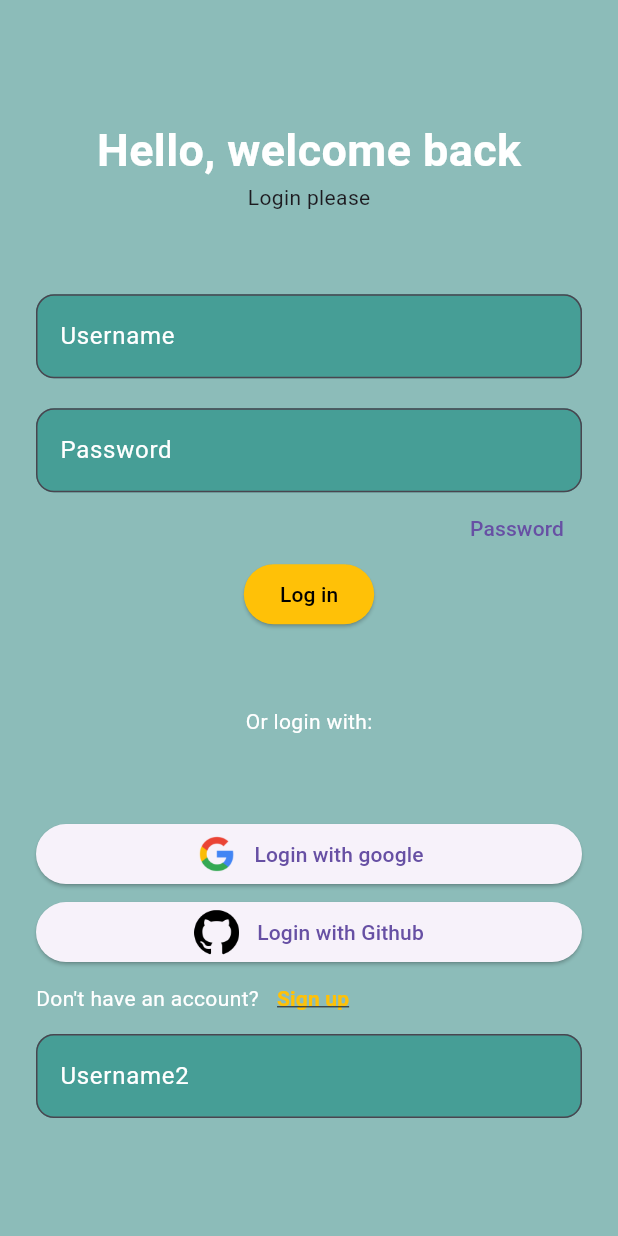
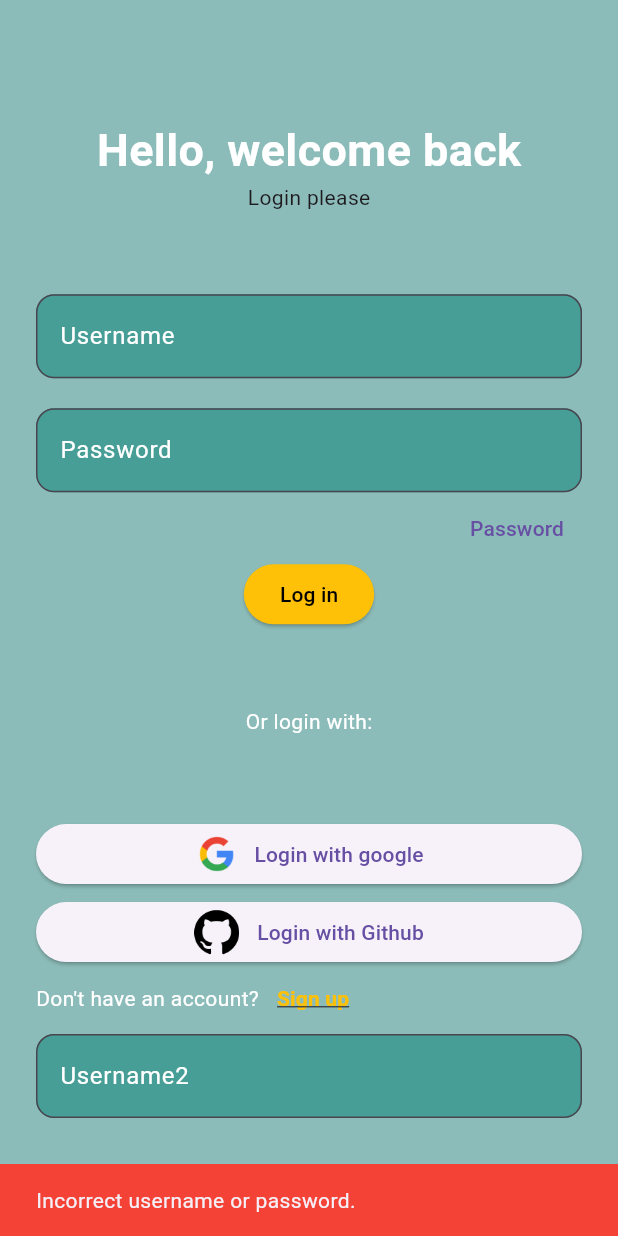
Before and after one commit to armandomm09/vibe, a Flutter app: the screen it shows after launch, after a tap on "Login with google", on a phone screen of 412 x 824 dp. Run offline on Flutter 3.47's test engine with Material 3 defaults, Android fonts, the phone set to English and light mode, and no system bars; our stand-ins replace firebase_auth, firebase_core, flutter_map, google_sign_in, latlong2; accounts and stored records are empty.

Commit message:
Google auth

```diff
--- /dev/null
+++ b/lib/auths/google_auth.dart
@@ -0,0 +1,36 @@
+import 'package:firebase_auth/firebase_auth.dart';
+import 'package:firebase_core/firebase_core.dart';
+import 'package:google_sign_in/google_sign_in.dart';
+
+enum LoginState{
+    successfull, wrongInput, serverError
+  }
+
+class GoogleAuthService {
+  static Future<LoginState> signInWithGoogle() async {
+    try {
+      await Firebase.initializeApp();
+
+      GoogleSignInAccount? googleUser = await GoogleSignIn().signIn();
+
+      if (googleUser == null) {
+        return LoginState.wrongInput;
+      }
+
+      GoogleSignInAuthentication? googleAuth = await googleUser.authentication;
+
+      AuthCredential credential = GoogleAuthProvider.credential(
+        accessToken: googleAuth?.accessToken,
+        idToken: googleAuth?.idToken,
+      );
+
+      UserCredential userCredential = await FirebaseAuth.instance.signInWithCredential(credential);
+      print(userCredential.user?.displayName);
+
+      return LoginState.successfull;
+    } catch (e) {
+      print(e.toString());
+      return LoginState.serverError;
+    }
+  }
+}
--- /dev/null
+++ b/lib/auths/reqres_auth.dart
@@ -0,0 +1,32 @@
+import 'package:flutter_application_5/auths/google_auth.dart';
+import 'package:flutter_application_5/pages/login_page.dart';
+
+
+
+class ReqresAuthService {
+  static get http => null;
+
+
+ static Future<LoginState> logInWithReqres(String username, String password) async {
+    try {
+      var response = await http.post(
+        Uri.parse('https://reqres.in/api/login'),
+        body: {
+          "email": username,
+          "password": password,
+        },
+      );
+
+      if (response.statusCode == 200) {
+
+        return LoginState.successfull;
+      } else {
+        return LoginState.wrongInput;
+      }
+    } catch (e) {
+      print(e.toString());
+      return LoginState.serverError;
+    }
+  }
+
+}
--- a/lib/pages/login_page.dart
+++ b/lib/pages/login_page.dart
@@ -1,53 +1,20 @@
 import 'package:firebase_auth/firebase_auth.dart';
 import 'package:firebase_core/firebase_core.dart';
 import 'package:flutter/material.dart';
+import 'package:flutter_application_5/auths/google_auth.dart';
+import 'package:flutter_application_5/auths/reqres_auth.dart';
 import 'package:flutter_application_5/components/app_textfield.dart';
 import 'package:google_sign_in/google_sign_in.dart';
 import 'package:http/http.dart' as http;
 import 'package:flutter_application_5/pages/main_page.dart';
 
-enum LoginState{
-    successfull, wrongInput, serverError
-  }
+
 class LoginPage extends StatelessWidget {
   LoginPage({Key? key}) : super(key: key);
 
-  signInWithGoogle() async {
 
-    GoogleSignInAccount? googleUser = await GoogleSignIn().signIn();
 
-    GoogleSignInAuthentication? googleAuth = await googleUser?.authentication;
 
-    AuthCredential credential =  GoogleAuthProvider.credential(
-      accessToken: googleAuth?.accessToken,
-      idToken: googleAuth?.idToken,
-    );
-
-    UserCredential user = await FirebaseAuth.instance.signInWithCredential(credential);
-    print(user.user?.displayName);
-  }
-
-  Future<LoginState> logIn(String username, String password) async {
-    try {
-      var response = await http.post(
-        Uri.parse('https://reqres.in/api/login'),
-        body: {
-          "email": username,
-          "password": password,
-        },
-      );
-
-      if (response.statusCode == 200) {
-
-        return LoginState.successfull;
-      } else {
-        return LoginState.wrongInput;
-      }
-    } catch (e) {
-      print(e.toString());
-      return LoginState.serverError;
-    }
-  }
 
   @override
   Widget build(BuildContext context) {
@@ -93,7 +60,7 @@ class LoginPage extends StatelessWidget {
                       print(passwordController.text);
 
                       // Realizar inicio de sesión
-                      LoginState success = await logIn(
+                      LoginState success = await ReqresAuthService.logInWithReqres(
                         usernameController.text,
                         passwordController.text,
                       );
@@ -136,8 +103,32 @@ class LoginPage extends StatelessWidget {
                 ),
                 Spacer(),
                 ElevatedButton(
-                  onPressed: () {
-                    print("Google pressed");
+                  onPressed: () async {
+                    LoginState success = await GoogleAuthService.signInWithGoogle();
+
+                      // Verificar si el inicio de sesión fue exitoso
+                      if (success == LoginState.successfull) {
+                        // Si fue exitoso, navegar a la pantalla MainPage
+                        Navigator.of(context).pushReplacement(
+                          MaterialPageRoute(
+                            builder: (context) => MainPage(),
+                          ),
+                        );
+                      } else if(success == LoginState.wrongInput){
+                        // Si no fue exitoso, mostrar mensaje de error
+                        ScaffoldMessenger.of(context).showSnackBar(
+                          SnackBar(
+                            backgroundColor: Colors.red,
+                            content: Text('Incorrect username or password.'),
+                          ),
+                        );
+                      } else {
+                        ScaffoldMessenger.of(context).showSnackBar(
+                          SnackBar(
+                            content: Text('Something went wrong, please try again.'),
+                          ),
+                        );
+                      }
                   },
                   style: ElevatedButton.styleFrom(),
                   child: Row(
```
Also changed, not shown: pubspec.lock, 5 other files.
